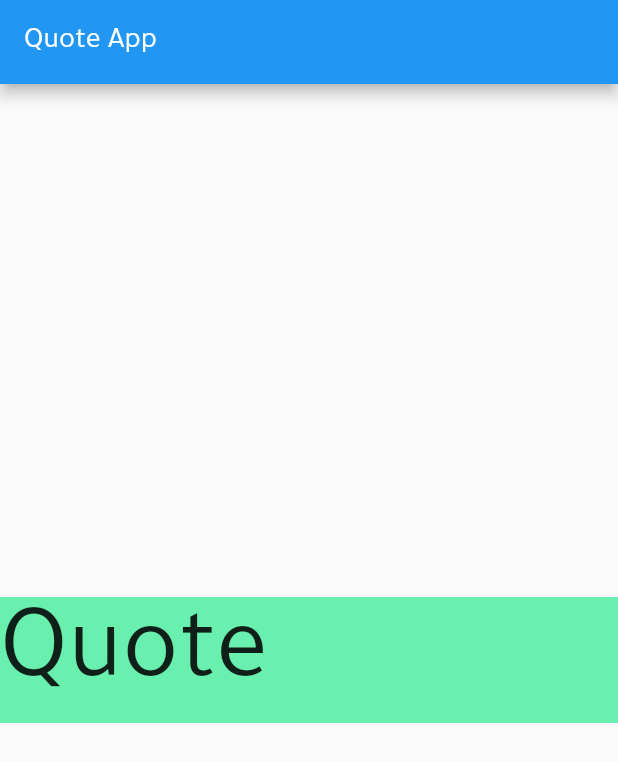
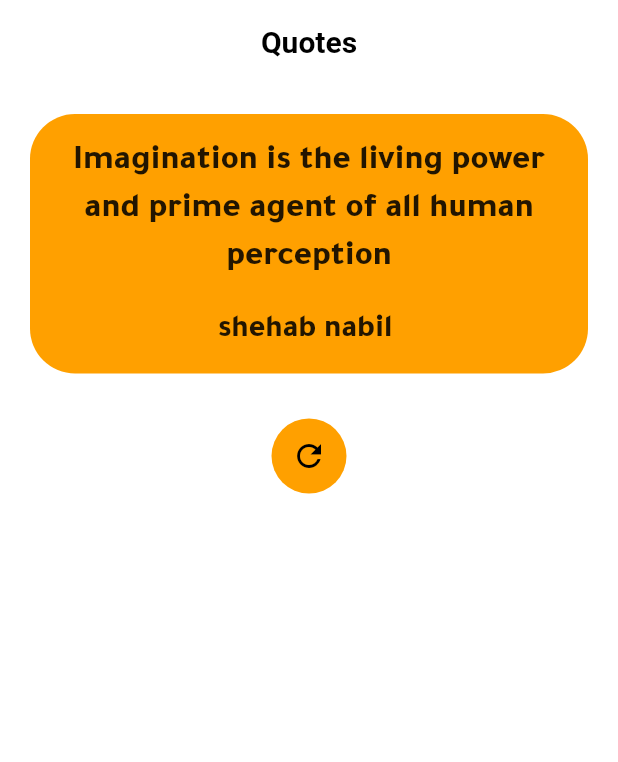
Before and after one commit to shehab-nabil/Quotes_App, a Flutter app: the screen it shows after launch, on a phone screen of 412 x 824 dp. Shown: the top 762 px of the screen. Run offline on Flutter 3.47's test engine with Material 2 defaults, Android fonts, the phone set to English and light mode, and no system bars; our stand-ins replace bloc, equatable, fluttertoast.

Commit message:
presentation layer

```diff
--- a/lib/config/themes/app_theme.dart
+++ b/lib/config/themes/app_theme.dart
@@ -7,5 +7,17 @@ ThemeData appTheme() {
     primaryColor: AppColors.primaryColor,
     hintColor: AppColors.hintColor,
     fontFamily: AppStrings.fontFamily,
+    scaffoldBackgroundColor: Colors.white,
+    //AppBar
+    appBarTheme: const AppBarTheme(
+      centerTitle: true,
+      color: Colors.transparent,
+      elevation: 0,
+      titleTextStyle: TextStyle(
+          color: Colors.black, fontWeight: FontWeight.bold, fontSize: 20),
+    ),
+    //Icon Button
+    // iconButtonTheme: const IconButtonThemeData(
+    //     style: ButtonStyle(iconColor: MaterialState(Colors.black))),
   );
 }
--- a/lib/core/utils/app_colors.dart
+++ b/lib/core/utils/app_colors.dart
@@ -1,6 +1,6 @@
 import 'package:flutter/material.dart';
 
 class AppColors {
-  static Color primaryColor = Colors.purpleAccent;
+  static Color primaryColor = Colors.amber.shade700;
   static Color hintColor = Colors.grey;
 }
--- a/lib/core/utils/app_strings.dart
+++ b/lib/core/utils/app_strings.dart
@@ -1,4 +1,5 @@
 class AppStrings {
   static const appName = 'Quote App';
   static const fontFamily = 'Tajawal';
+  static const quotes = 'Quotes';
 }
--- a/lib/features/random_quote/presentation/screen/quote_screen.dart
+++ b/lib/features/random_quote/presentation/screen/quote_screen.dart
@@ -1,8 +1,7 @@
 import 'package:flutter/material.dart';
 import 'package:quotes_app/core/utils/app_strings.dart';
-import 'package:quotes_app/core/utils/media_query_values.dart';
-
-import '../../../../config/routes/routes.dart';
+import 'package:quotes_app/features/random_quote/presentation/widgets/quote_container.dart';
+import 'package:quotes_app/features/random_quote/presentation/widgets/reload_quote.dart';
 
 class QuoteScreen extends StatefulWidget {
   const QuoteScreen({super.key});
@@ -12,20 +11,28 @@ class QuoteScreen extends StatefulWidget {
 }
 
 class _QuoteScreenState extends State<QuoteScreen> {
+  Widget _buildBodyContent() {
+    return const Column(
+      mainAxisAlignment: MainAxisAlignment.start,
+      crossAxisAlignment: CrossAxisAlignment.center,
+      children: [
+        Center(
+          child: QuoteContainer(),
+        ),
+        SizedBox(
+          height: 10,
+        ),
+        ReloadQuote(),
+      ],
+    );
+  }
+
   @override
   Widget build(BuildContext context) {
     return Scaffold(
-      appBar: AppBar(
-        title: const Text(AppStrings.appName),
-      ),
-      body: Center(
-        child: InkWell(
-            onTap: () => context.push(routeName: Routes.favoriteQuoteRoute),
-            child: Container(
-                color: Colors.greenAccent,
-                width: context.screenWidth,
-                child: const Text('Quote', style: TextStyle(fontSize: 70)))),
-      ),
-    );
+        appBar: AppBar(
+          title: const Text(AppStrings.quotes),
+        ),
+        body: _buildBodyContent());
   }
 }
--- /dev/null
+++ b/lib/features/random_quote/presentation/widgets/quote_container.dart
@@ -0,0 +1,36 @@
+import 'package:flutter/material.dart';
+
+import '../../../../core/utils/app_colors.dart';
+
+class QuoteContainer extends StatelessWidget {
+  const QuoteContainer({super.key});
+
+  @override
+  Widget build(BuildContext context) {
+    return Container(
+      margin: const EdgeInsets.symmetric(horizontal: 20, vertical: 20),
+      padding: const EdgeInsets.all(16),
+      decoration: BoxDecoration(
+          color: AppColors.primaryColor,
+          borderRadius: const BorderRadius.all(Radius.circular(30))),
+      child: const Column(
+        // mainAxisAlignment: MainAxisAlignment.center,
+        children: [
+          Text(
+            'Imagination is the living power and prime agent of all human perception',
+            textAlign: TextAlign.center,
+            style: TextStyle(
+                fontSize: 23, height: 1.4, fontWeight: FontWeight.w600),
+          ),
+          SizedBox(
+            height: 20,
+          ),
+          Text(
+            'shehab nabil ',
+            style: TextStyle(fontSize: 21, fontWeight: FontWeight.w600),
+          ),
+        ],
+      ),
+    );
+  }
+}
--- /dev/null
+++ b/lib/features/random_quote/presentation/widgets/reload_quote.dart
@@ -0,0 +1,22 @@
+import 'package:flutter/material.dart';
+
+import '../../../../core/utils/app_colors.dart';
+
+class ReloadQuote extends StatelessWidget {
+  const ReloadQuote({super.key});
+
+  @override
+  Widget build(BuildContext context) {
+    return CircleAvatar(
+      radius: 25,
+      backgroundColor: AppColors.primaryColor,
+      child: IconButton(
+        icon: const Icon(
+          Icons.refresh,
+          color: Colors.black,
+        ),
+        onPressed: () {},
+      ),
+    );
+  }
+}
```
